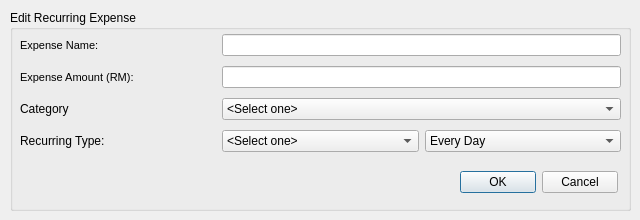
ksk102/Pers, file edit_recur.ui: the form before one commit.
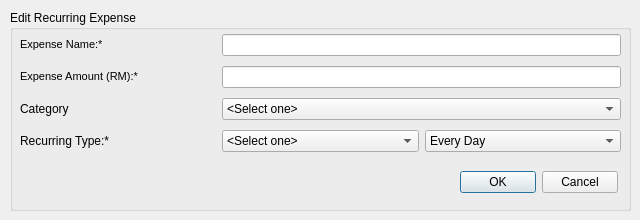
The form after the commit.

```diff
--- a/edit_recur.ui
+++ b/edit_recur.ui
@@ -38,7 +38,7 @@
      <item row="3" column="0">
       <widget class="QLabel" name="lbl_type">
        <property name="text">
-        <string>Recurring Type:</string>
+        <string>&lt;html&gt;&lt;head/&gt;&lt;body&gt;&lt;p&gt;Recurring Type:&lt;label style=&quot;color:red;&quot;&gt;*&lt;/label&gt;&lt;/p&gt;&lt;/body&gt;&lt;/html&gt;</string>
        </property>
       </widget>
      </item>
@@ -56,7 +56,7 @@
         </font>
        </property>
        <property name="text">
-        <string>Expense Name:</string>
+        <string>&lt;html&gt;&lt;head/&gt;&lt;body&gt;&lt;p&gt;Expense Name:&lt;label style=&quot;color:red;&quot;&gt;*&lt;/label&gt;&lt;/p&gt;&lt;/body&gt;&lt;/html&gt;</string>
        </property>
       </widget>
      </item>
@@ -92,7 +92,7 @@
         </font>
        </property>
        <property name="text">
-        <string>Expense Amount (RM):</string>
+        <string>&lt;html&gt;&lt;head/&gt;&lt;body&gt;&lt;p&gt;Expense Amount (RM):&lt;label style=&quot;color:red;&quot;&gt;*&lt;/label&gt;&lt;/p&gt;&lt;/body&gt;&lt;/html&gt;</string>
        </property>
       </widget>
      </item>
```
Left out of the diff: 2 changed lines with no effect on the pictures.
